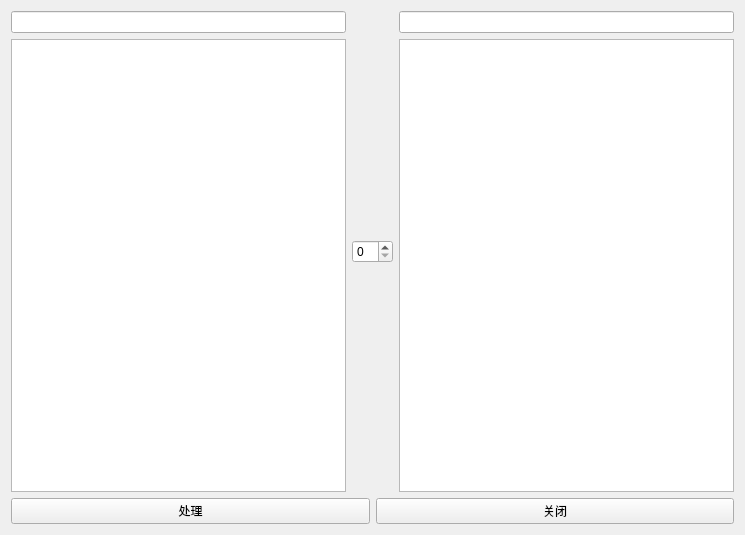
Above: smart_eye_pc_work/pc_to_pa/src/once_blck/once_blck.ui from FpgaPublish/k2_smart_eye before the change. Below: the same form after it.
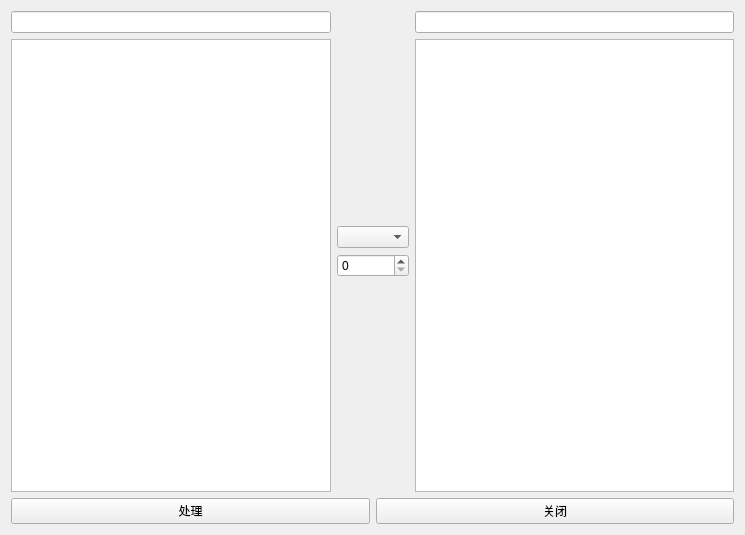
That is the form after the change.

```diff
--- a/smart_eye_pc_work/pc_to_pa/src/once_blck/once_blck.ui
+++ b/smart_eye_pc_work/pc_to_pa/src/once_blck/once_blck.ui
@@ -41,6 +41,9 @@
          </property>
         </spacer>
        </item>
+       <item>
+        <widget class="QComboBox" name="cmd_type"/>
+       </item>
        <item>
         <widget class="QSpinBox" name="delay_cnt"/>
        </item>
```
